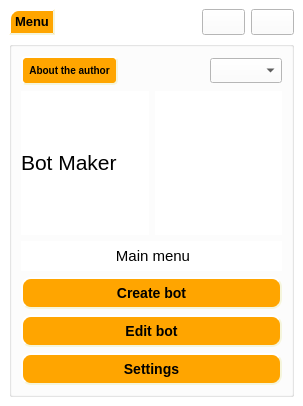
Qt form Bot/mainwindow.ui (Dorrrke/Bot_creator) before a commit.
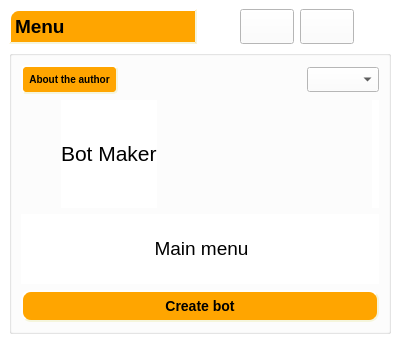
The same form after that commit. Icons and pictures are not drawn.

```diff
--- a/Bot/mainwindow.ui
+++ b/Bot/mainwindow.ui
@@ -6,8 +6,8 @@
    <rect>
     <x>0</x>
     <y>0</y>
-    <width>303</width>
-    <height>406</height>
+    <width>400</width>
+    <height>343</height>
    </rect>
   </property>
   <property name="windowTitle">
@@ -19,6 +19,8 @@
   <widget class="QWidget" name="centralwidget">
    <layout class="QGridLayout" name="gridLayout_4">
     <item row="0" column="0">
+     <layout class="QVBoxLayout" name="verticalLayout_2">
+      <item>
      <widget class="QLabel" name="label">
       <property name="font">
        <font>
@@ -41,33 +43,22 @@
 }</string>
       </property>
       <property name="text">
-       <string>&lt;html&gt;&lt;head/&gt;&lt;body&gt;&lt;p&gt;&lt;span style=&quot; font-size:10pt;&quot;&gt;Menu&lt;/span&gt;&lt;/p&gt;&lt;/body&gt;&lt;/html&gt;</string>
-      </property>
-     </widget>
+         <string>&lt;html&gt;&lt;head/&gt;&lt;body&gt;&lt;p&gt;&lt;span style=&quot; font-size:14pt;&quot;&gt;Menu&lt;/span&gt;&lt;/p&gt;&lt;/body&gt;&lt;/html&gt;</string>
+        </property>
+       </widget>
+      </item>
+     </layout>
     </item>
     <item row="0" column="1">
-     <spacer name="horizontalSpacer">
-      <property name="orientation">
-       <enum>Qt::Horizontal</enum>
-      </property>
-      <property name="sizeHint" stdset="0">
-       <size>
-        <width>63</width>
-        <height>20</height>
-       </size>
-      </property>
-     </spacer>
-    </item>
-    <item row="0" column="2">
-     <layout class="QVBoxLayout" name="verticalLayout_2">
-      <item>
+     <layout class="QHBoxLayout" name="horizontalLayout_2">
+      <item alignment="Qt::AlignRight">
        <widget class="QPushButton" name="pushButton">
         <property name="font">
          <font>
           <family>HP Simplified</family>
-          <pointsize>10</pointsize>
-          <weight>75</weight>
-          <bold>true</bold>
+          <pointsize>14</pointsize>
+          <weight>50</weight>
+          <bold>false</bold>
          </font>
         </property>
         <property name="styleSheet">
@@ -78,18 +69,14 @@
         </property>
        </widget>
       </item>
-     </layout>
-    </item>
-    <item row="0" column="3">
-     <layout class="QVBoxLayout" name="verticalLayout">
-      <item>
+      <item alignment="Qt::AlignLeft">
        <widget class="QPushButton" name="pushButton_2">
         <property name="font">
          <font>
           <family>Arial Nova</family>
-          <pointsize>10</pointsize>
-          <weight>75</weight>
-          <bold>true</bold>
+          <pointsize>14</pointsize>
+          <weight>50</weight>
+          <bold>false</bold>
          </font>
         </property>
         <property name="styleSheet">
@@ -102,7 +89,7 @@
       </item>
      </layout>
     </item>
-    <item row="1" column="0" colspan="4">
+    <item row="1" column="0" colspan="2">
      <widget class="QGroupBox" name="groupBox">
       <property name="title">
        <string/>
@@ -110,14 +97,14 @@
       <layout class="QGridLayout" name="gridLayout_3">
        <item row="3" column="0">
         <layout class="QHBoxLayout" name="horizontalLayout">
-         <item>
+         <item alignment="Qt::AlignHCenter">
           <widget class="QLabel" name="label_3">
            <property name="text">
             <string>&lt;html&gt;&lt;head/&gt;&lt;body&gt;&lt;p&gt;&lt;span style=&quot; font-size:16pt;&quot;&gt;	Bot Maker&lt;/span&gt;&lt;/p&gt;&lt;/body&gt;&lt;/html&gt;</string>
            </property>
           </widget>
          </item>
-         <item>
+         <item alignment="Qt::AlignRight">
           <widget class="QLabel" name="image">
            <property name="text">
             <string/>
@@ -131,52 +118,6 @@
        </item>
        <item row="4" column="0">
         <layout class="QGridLayout" name="gridLayout">
-         <item row="6" column="0">
-          <widget class="QPushButton" name="SettingsButton">
-           <property name="styleSheet">
-            <string notr="true">QPushButton{
-    background-color: orange;
-    border-style: outset;
-    border-width: 2px;
-    border-radius: 10px;
-    border-color: beige;
-    font: bold 14px;
-    min-width: 10em;
-    padding: 6px;
-}
-QPushButton:pressed {
-    background-color: rgb(255, 0, 0);
-    border-style: inset;
-}</string>
-           </property>
-           <property name="text">
-            <string>Settings</string>
-           </property>
-          </widget>
-         </item>
-         <item row="4" column="0">
-          <widget class="QPushButton" name="EditBot">
-           <property name="styleSheet">
-            <string notr="true">QPushButton{
-    background-color:orange ;
-    border-style: outset;
-    border-width: 2px;
-    border-radius: 10px;
-    border-color: beige;
-    font: bold 14px;
-    min-width: 10em;
-    padding: 6px;
-}
-QPushButton:pressed {
-    background-color: rgb(255, 0, 0);
-    border-style: inset;
-}</string>
-           </property>
-           <property name="text">
-            <string>Edit bot</string>
-           </property>
-          </widget>
-         </item>
          <item row="3" column="0">
           <widget class="QPushButton" name="CreateBotButton">
            <property name="styleSheet">
@@ -215,7 +156,7 @@
             <number>5</number>
            </property>
            <property name="text">
-            <string>&lt;html&gt;&lt;head/&gt;&lt;body&gt;&lt;p align=&quot;center&quot;&gt;&lt;span style=&quot; font-size:11pt;&quot;&gt;Main menu&lt;/span&gt;&lt;/p&gt;&lt;/body&gt;&lt;/html&gt;</string>
+            <string>&lt;html&gt;&lt;head/&gt;&lt;body&gt;&lt;p align=&quot;center&quot;&gt;&lt;span style=&quot; font-size:14pt;&quot;&gt;Main menu&lt;/span&gt;&lt;/p&gt;&lt;/body&gt;&lt;/html&gt;</string>
            </property>
            <property name="indent">
             <number>3</number>
@@ -227,7 +168,7 @@
          </item>
         </layout>
        </item>
-       <item row="1" column="0">
+       <item row="0" column="0">
         <layout class="QGridLayout" name="gridLayout_2">
          <item row="0" column="0" alignment="Qt::AlignLeft">
           <widget class="QPushButton" name="info">
```
Left out of the diff: 5 changed lines with no effect on the pictures. Lines whose indentation alone changed are shown as unchanged.
